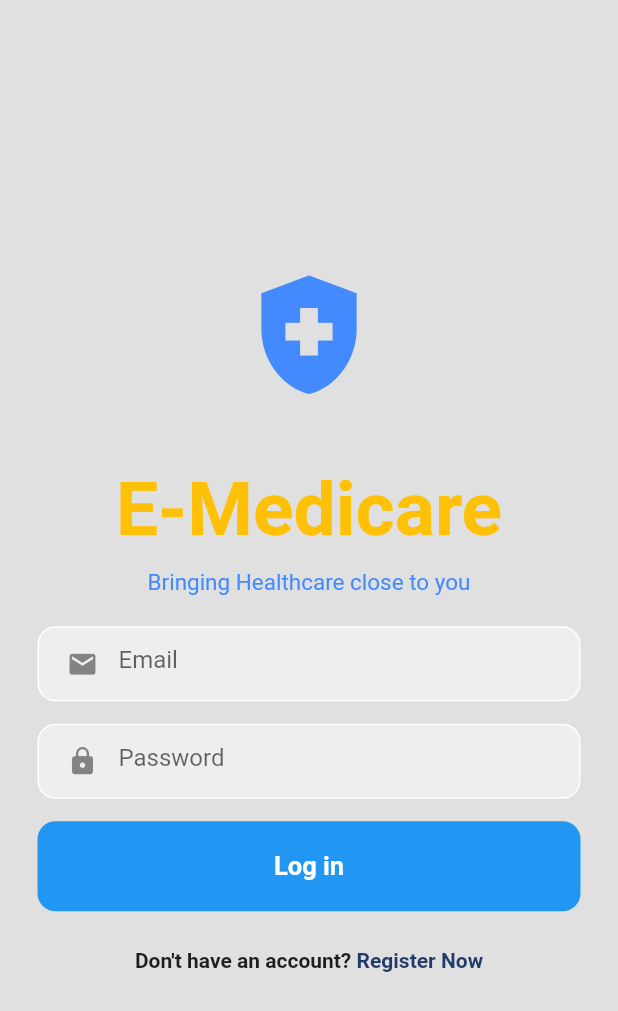
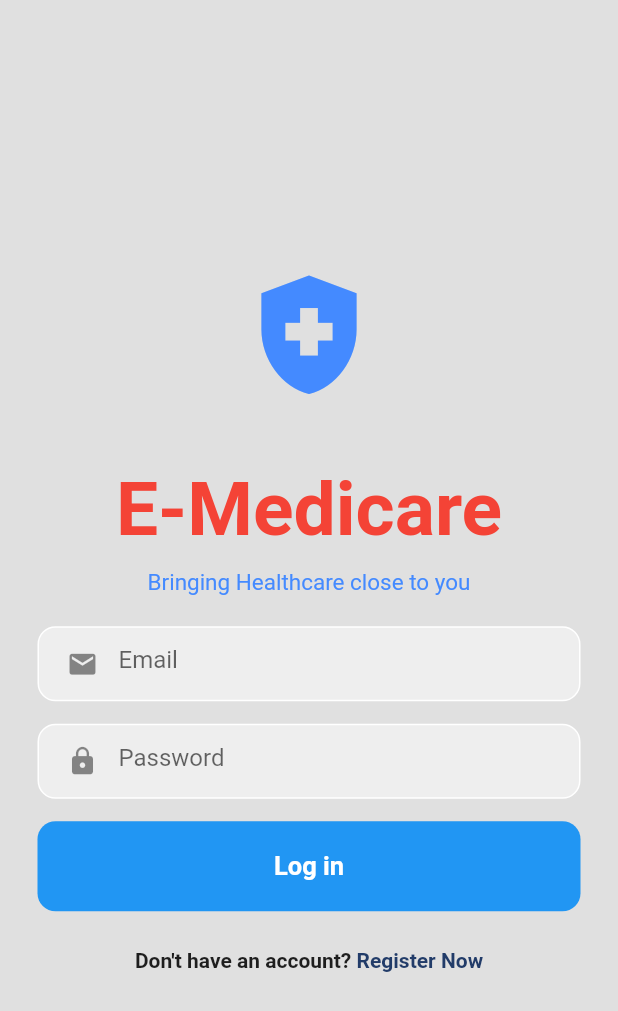
Before and after one commit to skzysty/emedicare, a Flutter app: the LoginPage screen opened directly, on a phone screen of 412 x 824 dp. Shown: the top 1011 px of the screen. Run offline on Flutter 3.47's test engine with Material 2 defaults, Android fonts, the phone set to English and light mode, and no system bars.

Commit message:
commit infinity

```diff
--- a/lib/login_page.dart
+++ b/lib/login_page.dart
@@ -27,7 +27,7 @@ class _LoginPageState extends State<LoginPage> {
               Text(
                 'E-Medicare',
                 style: TextStyle(
-                  color: Colors.amber,
+                  color: Colors.red,
                   fontWeight: FontWeight.bold,
                   fontSize: 50,
                 ),
```
